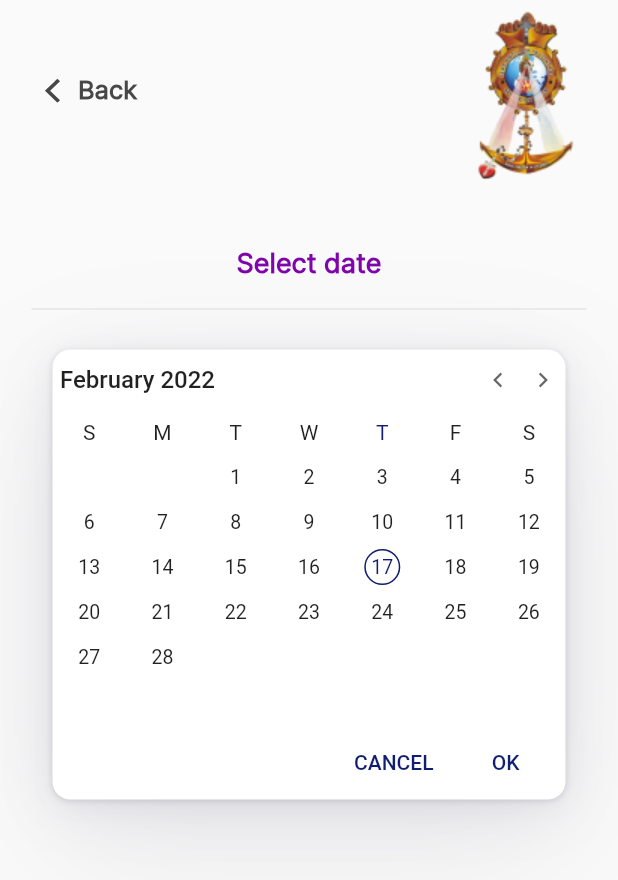
After one commit to Joshuauzor/rockmobile, a Flutter app: the SelectReading screen opened by its route, on a phone screen of 412 x 824 dp. The commit adds this screen. Shown: the top 880 px of the screen. Run offline on Flutter 3.47's test engine with Material 2 defaults, Android fonts, the phone set to English and light mode, and no system bars; drawn by our look-alikes of syncfusion_flutter_datepicker; our stand-ins replace another_flushbar, audioplayers, cached_network_image, carousel_slider, connectivity, dartz and 13 more; accounts and stored records are empty.

Commit message:
select date

```diff
--- a/lib/app/styles/colors.dart
+++ b/lib/app/styles/colors.dart
@@ -23,6 +23,10 @@ class AppColors {
   static const lighterDark = Color(0xFF4A4A4A);
   static const lightestDark = Color(0xCC4A4A4A);
   static const hintTextColor = Color(0xB36C6C6C);
+  static const calenderBox1 = Color(0x21130A2E);
+  static const calenderBox2 = Color(0x08130A2E);
+  static const calenderBox3 = Color(0x12130A2E);
+  static const calenderBox4 = Color(0x14130A2E);
 
   static const Map<int, Color> colorScratch = {
     50: Color.fromRGBO(7, 45, 114, .1),
--- a/lib/app/views/widgets/tabs.dart
+++ b/lib/app/views/widgets/tabs.dart
@@ -20,9 +20,12 @@ class TabOne extends StatelessWidget {
           crossAxisSpacing: 23.56,
           mainAxisSpacing: 23.56,
           children: [
-            const HomeFeatures(
-              icon: AppAssets.reading,
-              title: 'Daily Readings',
+            TouchableOpacity(
+              onTap: () => Navigator.pushNamed(context, Routes.selectReading),
+              child: const HomeFeatures(
+                icon: AppAssets.reading,
+                title: 'Daily Readings',
+              ),
             ),
             TouchableOpacity(
               onTap: () => Navigator.pushNamed(context, Routes.churchPrayers),
--- a/lib/core/navigators/router.dart
+++ b/lib/core/navigators/router.dart
@@ -143,6 +143,12 @@ Route<dynamic> generateRoute(RouteSettings settings) {
         viewToShow: RockWebView(params: args),
       );
 
+    case Routes.selectReading:
+      return _getPageRoute(
+        routeName: settings.name,
+        viewToShow: const SelectReading(),
+      );
+
     default:
       return MaterialPageRoute(
         builder: (_) => Scaffold(
--- a/lib/core/navigators/routes.dart
+++ b/lib/core/navigators/routes.dart
@@ -20,4 +20,5 @@ class Routes {
   static const String rosaryView = 'rosaryView';
   static const String singleRosaryView = 'singleRosaryView';
   static const String rockWebView = 'rockWebView';
+  static const String selectReading = 'selectReading';
 }
--- a/lib/features/home/presentation/pages/pages.dart
+++ b/lib/features/home/presentation/pages/pages.dart
@@ -4,3 +4,4 @@ export 'membership_view.dart';
 export 'rules_view.dart';
 export 'prayer_request.dart';
 export 'rock_web_view.dart';
+export 'select_reading.dart';
--- /dev/null
+++ b/lib/features/home/presentation/pages/select_reading.dart
@@ -0,0 +1,130 @@
+import 'package:flutter/material.dart';
+import 'package:flutter_svg/svg.dart';
+import 'package:gap/gap.dart';
+import 'package:rockapp/app/styles/colors.dart';
+import 'package:rockapp/app/styles/text_styles.dart';
+import 'package:rockapp/app/styles/touchable_opacity.dart';
+import 'package:rockapp/core/constant/constant.dart';
+import 'package:rockapp/view_models/home/settings_viewmodel.dart';
+import 'package:stacked/stacked.dart';
+import 'package:syncfusion_flutter_datepicker/datepicker.dart';
+
+class SelectReading extends StatefulWidget {
+  const SelectReading({Key? key}) : super(key: key);
+
+  @override
+  _SelectReadingState createState() => _SelectReadingState();
+}
+
+class _SelectReadingState extends State<SelectReading> {
+  @override
+  Widget build(BuildContext context) {
+    return Scaffold(
+      body: ViewModelBuilder<SettingsViewModel>.reactive(
+        viewModelBuilder: () => SettingsViewModel(),
+        builder: (context, model, child) {
+          return SafeArea(
+            child: Column(
+              children: [
+                Padding(
+                  padding: const EdgeInsets.only(left: 30),
+                  child: Row(
+                    mainAxisAlignment: MainAxisAlignment.spaceBetween,
+                    children: [
+                      TouchableOpacity(
+                        onTap: () {
+                          if (Navigator.canPop(context)) {
+                            Navigator.pop(context);
+                          }
+                        },
+                        child: Row(
+                          children: [
+                            SvgPicture.asset(AppAssets.arrowLeft),
+                            const Gap(12),
+                            const HeaderText(
+                              'Back',
+                              color: AppColors.lightBlack,
+                              fontSize: 17,
+                              fontWeight: FontWeight.w700,
+                            ),
+                          ],
+                        ),
+                      ),
+                      Image.asset(AppAssets.generallogo),
+                    ],
+                  ),
+                ),
+                const Gap(44),
+                const HeaderText(
+                  'Select date',
+                  color: AppColors.primaryColor,
+                  fontSize: 18,
+                  fontWeight: FontWeight.w600,
+                ),
+                const Gap(11),
+                const Padding(
+                  padding: EdgeInsets.symmetric(horizontal: 21),
+                  child: Divider(),
+                ),
+                Expanded(
+                  child: Column(
+                    children: [
+                      const Gap(19),
+                      Padding(
+                        padding: const EdgeInsets.symmetric(horizontal: 35),
+                        child: Container(
+                          decoration: const BoxDecoration(
+                            shape: BoxShape.rectangle,
+                            borderRadius: BorderRadius.all(
+                              Radius.circular(12),
+                            ),
+                            color: AppColors.white,
+                            boxShadow: [
+                              BoxShadow(
+                                color: AppColors.calenderBox1,
+                                blurRadius: 3,
+                                spreadRadius: 0,
+                                offset: Offset(0, 1),
+                              ),
+                              BoxShadow(
+                                color: AppColors.calenderBox2,
+                                blurRadius: 14,
+                                spreadRadius: 0,
+                                offset: Offset(0, 3),
+                              ),
+                              BoxShadow(
+                                color: AppColors.calenderBox3,
+                                blurRadius: 32,
+                                spreadRadius: 0,
+                                offset: Offset(0, 8),
+                              ),
+                              BoxShadow(
+                                color: AppColors.calenderBox4,
+                                blurRadius: 84,
+                                spreadRadius: 0,
+                                offset: Offset(0, 30),
+                              )
+                            ],
+                          ),
+                          child: SfDateRangePicker(
+                            selectionColor: AppColors.primaryColor,
+                            showActionButtons: true,
+                            showNavigationArrow: true,
+                            onCancel: () => Navigator.pop(context),
+                            onSubmit: (value) {
+                              print(value);
+                            },
+                          ),
+                        ),
+                      ),
+                    ],
+                  ),
+                )
+              ],
+            ),
+          );
+        },
+      ),
+    );
+  }
+}
--- a/pubspec.yaml
+++ b/pubspec.yaml
@@ -19,6 +19,7 @@ dependencies:
   flutter_staggered_grid_view: ^0.6.0
   intl: ^0.17.0
   webview_flutter: ^3.0.0
+  syncfusion_flutter_datepicker: ^19.4.52
 
   #notification
   another_flushbar: ^1.10.26
```
Also changed, not shown: pubspec.lock.
